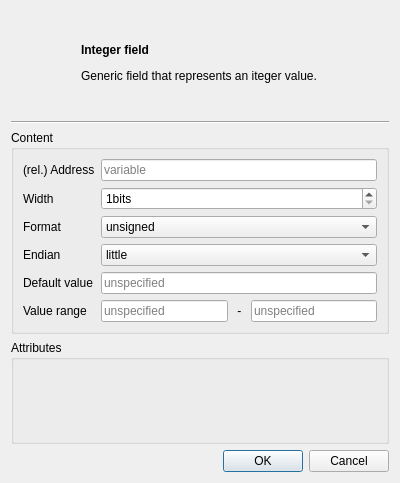
The window that src/integerfielddialog.ui (dmr-tools/anytone-emu) describes before a commit, drawn with Qt 5.
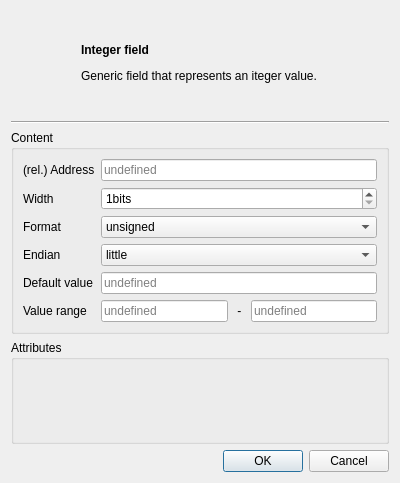
The same window after the commit. Custom widgets are drawn as their Qt base class.

Commit message: Fixed ugly address line if undefined.

The edit to the form file:
```diff
--- a/src/integerfielddialog.ui
+++ b/src/integerfielddialog.ui
@@ -71,7 +71,7 @@
       <item row="0" column="1">
        <widget class="QLineEdit" name="address">
         <property name="placeholderText">
-         <string>variable</string>
+         <string>undefined</string>
         </property>
        </widget>
       </item>
@@ -152,7 +152,7 @@
       <item row="4" column="1">
        <widget class="QLineEdit" name="defaultValue">
         <property name="placeholderText">
-         <string>unspecified</string>
+         <string>undefined</string>
         </property>
        </widget>
       </item>
@@ -171,7 +171,7 @@
            <string>Specifies the minimum value of the integer field. Format is hexadecimal.</string>
           </property>
           <property name="placeholderText">
-           <string>unspecified</string>
+           <string>undefined</string>
           </property>
          </widget>
         </item>
@@ -188,7 +188,7 @@
            <string>Maximum value of the integer field. Format is hexadecimal.</string>
           </property>
           <property name="placeholderText">
-           <string>unspecified</string>
+           <string>undefined</string>
           </property>
          </widget>
         </item>
```
Left out of the diff: 6 changed lines with no effect on the pictures. The commit also changes 17 other files.
